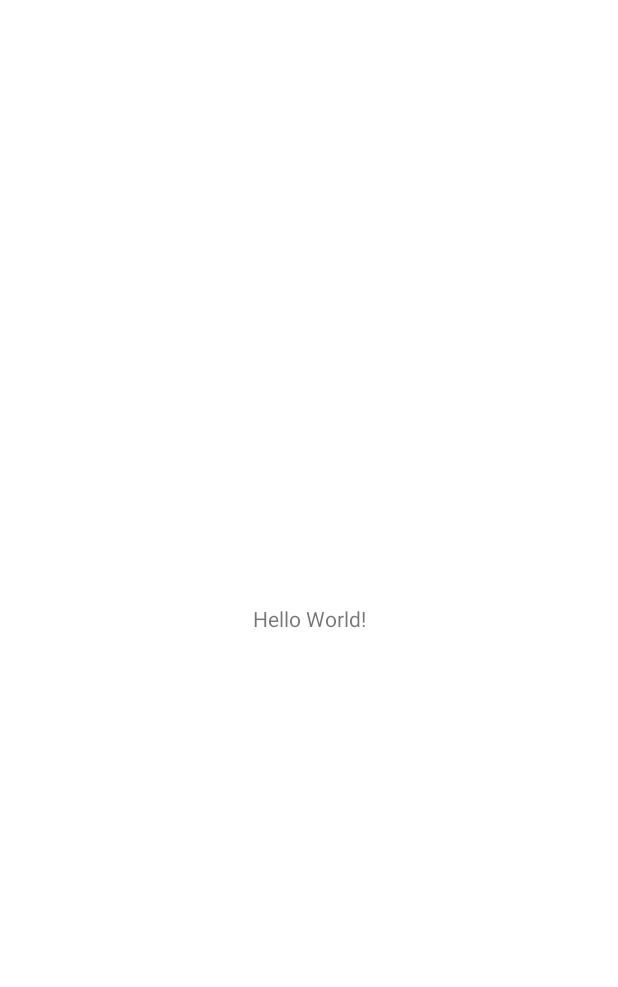
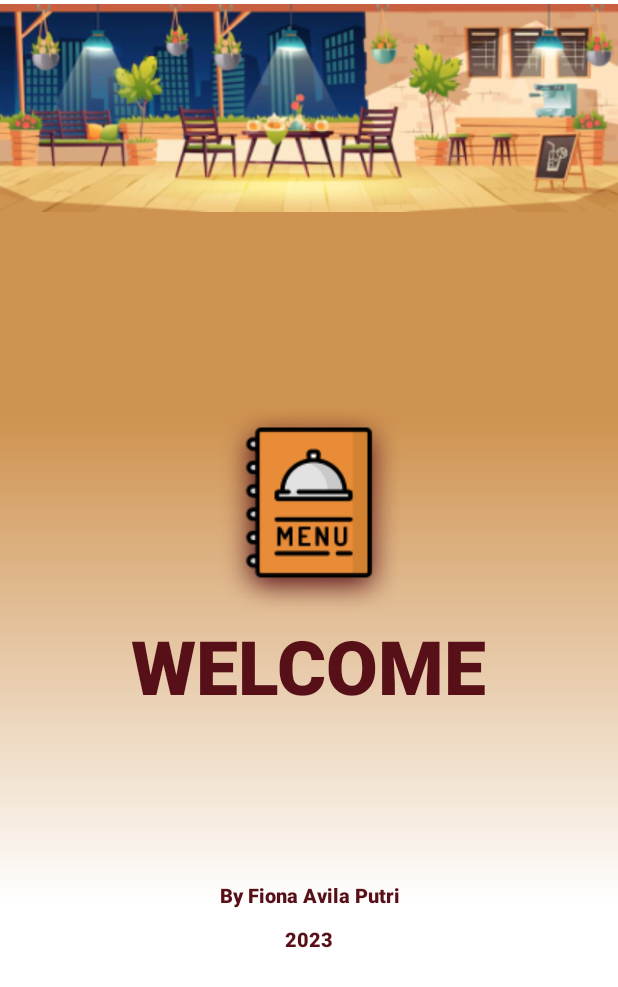
Before and after one commit to fi-yona/menu-restoran-ujikom-2023, an Android app: the MainActivity screen opened directly, with no data from a screen before it, on a phone screen of 412 x 824 dp. Before the commit the part shown is almost empty. Shown: the top 987 px of the screen. Run offline under Robolectric (Android 15) with nearby library versions, the phone set to English and light mode, and no system bars.

Commit message:
Add Splash Screen

```diff
--- a/app/src/main/java/com/fionaavila/pemesananmenu/MenuActivity.java
+++ b/app/src/main/java/com/fionaavila/pemesananmenu/MenuActivity.java
@@ -29,13 +29,7 @@ public class MenuActivity extends AppCompatActivity {
         setContentView(binding.getRoot());
 
         setSupportActionBar(binding.appBarMenu.toolbar);
-        binding.appBarMenu.fab.setOnClickListener(new View.OnClickListener() {
-            @Override
-            public void onClick(View view) {
-                Snackbar.make(view, "Replace with your own action", Snackbar.LENGTH_LONG)
-                        .setAction("Action", null).show();
-            }
-        });
+
         DrawerLayout drawer = binding.drawerLayout;
         NavigationView navigationView = binding.navView;
         // Passing each menu ID as a set of Ids because each
--- /dev/null
+++ b/app/src/main/res/drawable/splash_background.xml
@@ -0,0 +1,61 @@
+<!-- drawable/splash_screen.xml -->
+<vector
+    xmlns:android="http://schemas.android.com/apk/res/android"
+    xmlns:aapt="http://schemas.android.com/aapt"
+    android:width="428dp"
+    android:height="926dp"
+    android:viewportWidth="428"
+    android:viewportHeight="926"
+    >
+
+    <group>
+
+        <clip-path
+            android:pathData="M0 0H428V926H0V0Z"
+            />
+
+        <group
+            android:translateX="1"
+            android:translateY="0"
+            android:pivotX="214"
+            android:pivotY="463"
+            android:scaleX="2"
+            android:scaleY="2"
+            android:rotation="90"
+            >
+
+            <path
+                android:pathData="M0 0V926H428V0"
+                >
+
+                <aapt:attr name="android:fillColor">
+
+                    <gradient
+                        android:type="linear"
+                        android:startX="107"
+                        android:startY="463"
+                        android:endX="321"
+                        android:endY="463"
+                        >
+
+                        <item
+                            android:color="#CF9351"
+                            android:offset="0.154"
+                            />
+
+                        <item
+                            android:color="#00FFFFFF"
+                            android:offset="1"
+                            />
+
+                    </gradient>
+
+                </aapt:attr>
+
+            </path>
+
+        </group>
+
+    </group>
+
+</vector>
--- a/app/src/main/res/layout/activity_main.xml
+++ b/app/src/main/res/layout/activity_main.xml
@@ -1,18 +1,58 @@
 <?xml version="1.0" encoding="utf-8"?>
-<androidx.constraintlayout.widget.ConstraintLayout xmlns:android="http://schemas.android.com/apk/res/android"
+<RelativeLayout xmlns:android="http://schemas.android.com/apk/res/android"
     xmlns:app="http://schemas.android.com/apk/res-auto"
     xmlns:tools="http://schemas.android.com/tools"
-    android:layout_width="match_parent"
-    android:layout_height="match_parent"
-    tools:context=".MainActivity">
+    android:layout_width="fill_parent"
+    android:layout_height="fill_parent"
+    android:clipToOutline="true"
+    tools:context=".MainActivity"
+    android:background="@drawable/splash_background">
+
+    <ImageView
+        android:id="@+id/header_splashscreen"
+        android:layout_width="wrap_content"
+        android:layout_height="wrap_content"
+        app:srcCompat="@drawable/splash_header"
+        android:layout_alignParentTop="true"/>
+
+    <ImageView
+        android:id="@+id/logo"
+        android:layout_width="wrap_content"
+        android:layout_height="wrap_content"
+        android:layout_centerHorizontal="true"
+        android:layout_marginTop="20mm"
+        android:layout_below="@id/header_splashscreen"
+        app:srcCompat="@drawable/logo" />
 
     <TextView
+        android:id="@+id/welcome_splash"
         android:layout_width="wrap_content"
         android:layout_height="wrap_content"
-        android:text="Hello World!"
-        app:layout_constraintBottom_toBottomOf="parent"
-        app:layout_constraintEnd_toEndOf="parent"
-        app:layout_constraintStart_toStartOf="parent"
-        app:layout_constraintTop_toTopOf="parent" />
+        android:layout_centerHorizontal="true"
+        android:text="@string/welcome"
+        android:textStyle="bold"
+        android:fontFamily="sans-serif"
+        android:textSize="50sp"
+        android:textFontWeight="800"
+        android:lineHeight="43.7px"
+        android:textColor="@color/text_color"
+        android:layout_below="@id/logo"/>
 
-</androidx.constraintlayout.widget.ConstraintLayout>
+    <TextView
+        android:id="@+id/credit"
+        android:layout_width="wrap_content"
+        android:layout_height="wrap_content"
+        android:layout_centerHorizontal="true"
+        android:text="@string/credit"
+        android:textStyle="bold"
+        android:fontFamily="sans-serif"
+        android:textSize="20px"
+        android:textFontWeight="800"
+        android:lineHeight="43.7px"
+        android:textColor="@color/text_color"
+        android:layout_marginBottom="30mm"
+        android:textAlignment="center"
+        android:layout_alignParentBottom="true"
+        />
+
+</RelativeLayout>
--- a/app/src/main/res/layout/app_bar_menu.xml
+++ b/app/src/main/res/layout/app_bar_menu.xml
@@ -15,20 +15,14 @@
             android:id="@+id/toolbar"
             android:layout_width="match_parent"
             android:layout_height="?attr/actionBarSize"
-            android:background="?attr/colorPrimary"
+            android:background="@color/main"
+            android:textAlignment="center"
+            app:titleTextColor="@color/text_color"
             app:popupTheme="@style/Theme.PemesananMenu.PopupOverlay" />
 
     </com.google.android.material.appbar.AppBarLayout>
 
     <include layout="@layout/content_menu" />
 
-    <com.google.android.material.floatingactionbutton.FloatingActionButton
-        android:id="@+id/fab"
-        android:layout_width="wrap_content"
-        android:layout_height="wrap_content"
-        android:layout_gravity="bottom|end"
-        android:layout_marginEnd="@dimen/fab_margin"
-        android:layout_marginBottom="16dp"
-        app:srcCompat="@android:drawable/ic_dialog_email" />
 
 </androidx.coordinatorlayout.widget.CoordinatorLayout>
--- a/app/src/main/res/values/colors.xml
+++ b/app/src/main/res/values/colors.xml
@@ -9,4 +9,5 @@
     <color name="white">#FFFFFFFF</color>
     <!-- CUSTOM -->
     <color name="main">#DBB183</color>
+    <color name="text_color">#581018</color>
 </resources>
--- a/app/src/main/res/values/strings.xml
+++ b/app/src/main/res/values/strings.xml
@@ -11,4 +11,7 @@
     <string name="menu_home">Home</string>
     <string name="menu_gallery">Gallery</string>
     <string name="menu_slideshow">Slideshow</string>
+
+    <string name="welcome">WELCOME</string>
+    <string name="credit">By Fiona Avila Putri\n2023</string>
 </resources>
```
Also changed, not shown: app/src/main/res/drawable-v24/logo.png (added), app/src/main/res/drawable-v24/splash_header.png (added).
